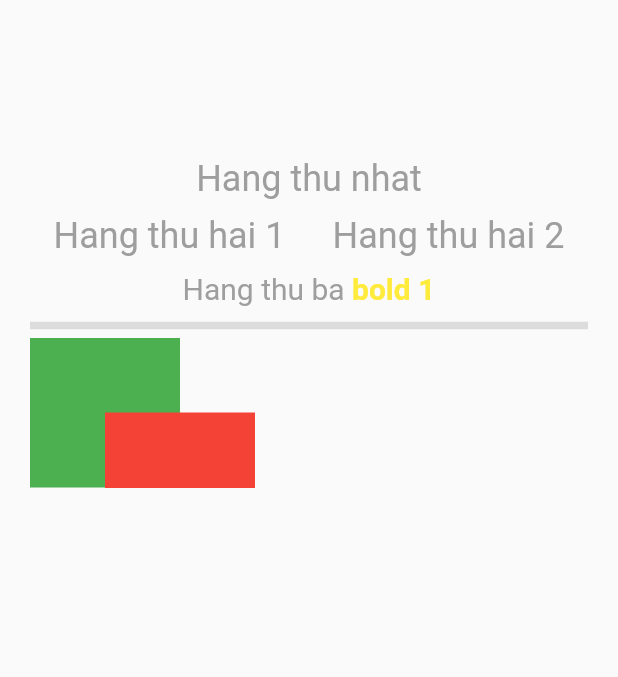
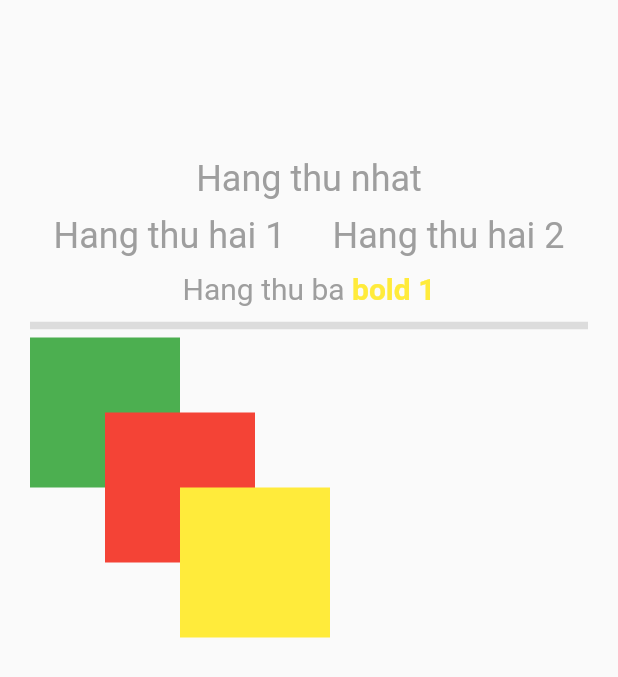
Before and after one commit to khoa-nd/flutter_row_column_stack_layout, a Flutter app: the screen it shows after launch, on a phone screen of 412 x 824 dp. Shown: the top 677 px of the screen. Run offline on Flutter 3.47's test engine with Material 2 defaults, Android fonts, the phone set to English and light mode, and no system bars.

Commit message:
Add stack widget and its children

```diff
--- a/lib/main.dart
+++ b/lib/main.dart
@@ -75,10 +75,24 @@ class _MyHomePageState extends State<MyHomePage> {
               thickness: 5.0,
             ),
             Stack(
-                  alignment: AlignmentDirectional.topStart,
+              // Note: Stack widget gets max. size of its children. But overlapping shapes are exceeding
+              // Stack's size therefore it leads to shape was clipped.
+              // We need to set clipBehavior: none so that Stack allows its children expanded outside.
+              clipBehavior: Clip.none,
               children: <Widget>[
-                    Positioned(child: Container(width: 100, height: 100, color: Colors.green)),
-                    Positioned(top: 50, left: 50, child: Container(width: 100, height: 100, color: Colors.red)),
+                Positioned(
+                    child: Container(
+                        width: 100, height: 100, color: Colors.green)),
+                Positioned(
+                    top: 50,
+                    left: 50,
+                    child:
+                        Container(width: 100, height: 100, color: Colors.red)),
+                Positioned(
+                    top: 100,
+                    left: 100,
+                    child: Container(
+                        width: 100, height: 100, color: Colors.yellow)),
                 Container()
               ],
             )
```
Lines whose indentation alone changed are shown as unchanged.
